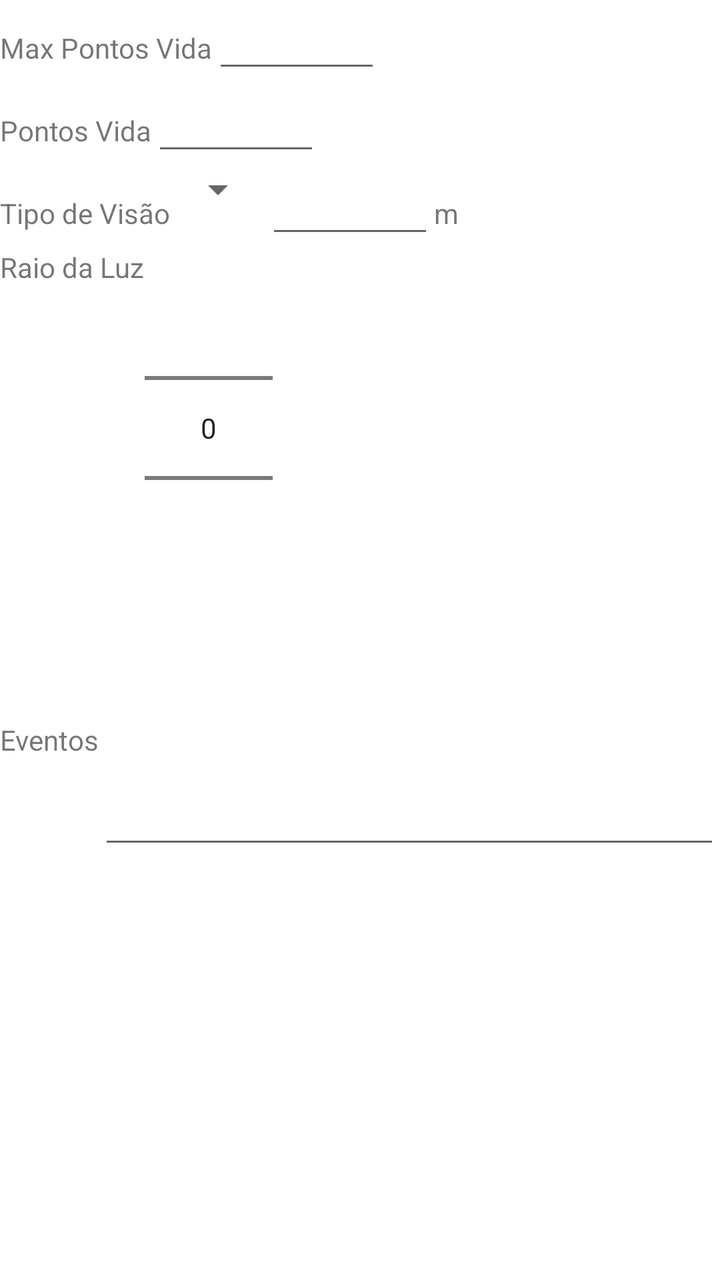
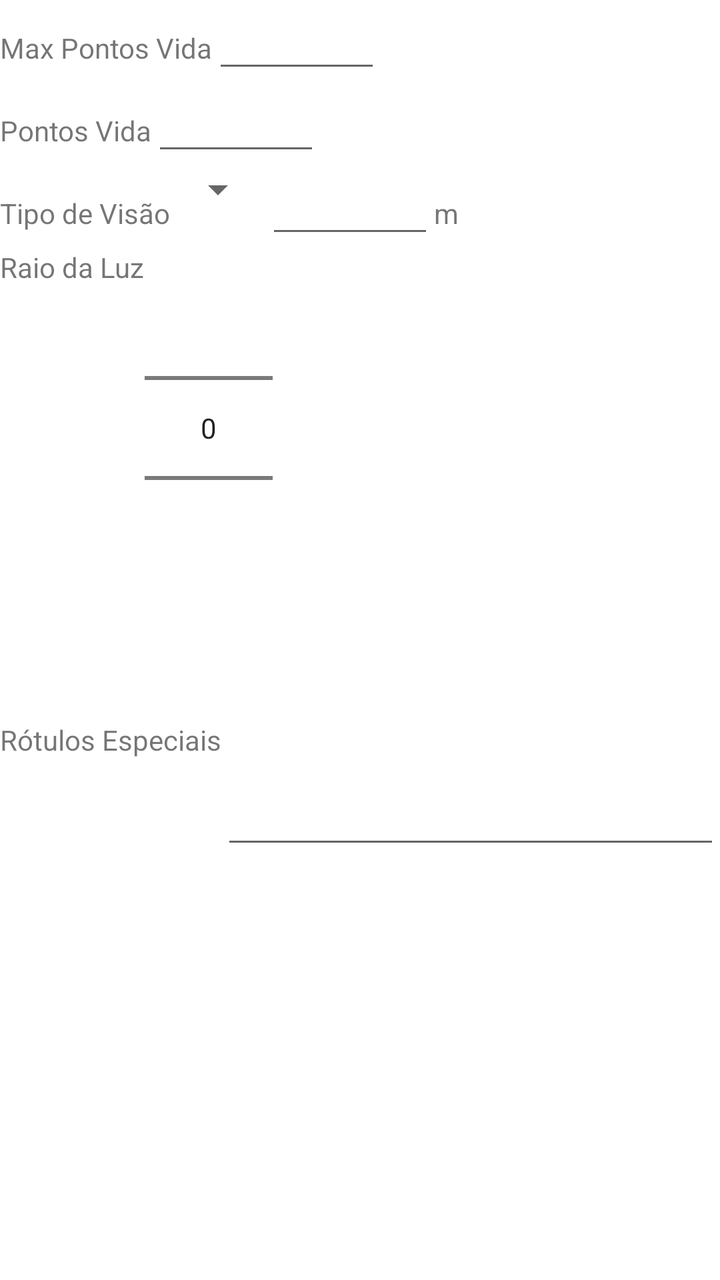

Two renders of the same Android screen: before a commit and after it. Below are the layout's source before the change and the commit's diff.
<!-- AndroidManifest.xml: fallback theme Theme.MaterialComponents.DayNight.NoActionBar -->
<!-- res/layout/dialogo_entidade.xml -->
<ScrollView
  xmlns:android="http://schemas.android.com/apk/res/android"
  android:layout_width="fill_parent"
  android:layout_height="fill_parent">

  <LinearLayout xmlns:android="http://schemas.android.com/apk/res/android"
    android:orientation="vertical"
    android:layout_width="wrap_content"
    android:layout_height="wrap_content">
    
    <LinearLayout xmlns:android="http://schemas.android.com/apk/res/android"
      android:orientation="horizontal"
      android:layout_width="wrap_content"
      android:layout_height="wrap_content">
      <TextView android:id="@+id/rotulo_max_pontos_vida"
        android:layout_width="wrap_content"
        android:layout_height="wrap_content"
        android:imeOptions="flagNoExtractUi"
        android:text="@string/max_pontos_vida" />
      <EditText
        android:id="@+id/max_pontos_vida"
        android:maxLength="4"
        android:minEms="4"
        android:layout_width="fill_parent"
        android:layout_height="wrap_content"
        android:imeOptions="flagNoExtractUi"
        android:inputType="phone" />
    </LinearLayout>
    
    <LinearLayout xmlns:android="http://schemas.android.com/apk/res/android"
      android:orientation="horizontal"
      android:layout_width="wrap_content"
      android:layout_height="wrap_content">
      <TextView android:id="@+id/rotulo_pontos_vida"
        android:layout_width="wrap_content"
        android:layout_height="wrap_content"
        android:imeOptions="flagNoExtractUi"
        android:text="@string/pontos_vida" />
      <EditText
        android:id="@+id/pontos_vida"
        android:maxLength="4"
        android:minEms="4"
        android:layout_width="fill_parent"
        android:layout_height="wrap_content"
        android:imeOptions="flagNoExtractUi"
        android:inputType="number" />
    </LinearLayout>
    
    <LinearLayout xmlns:android="http://schemas.android.com/apk/res/android"
      android:orientation="horizontal"
      android:layout_width="wrap_content"
      android:layout_height="wrap_content">
      <TextView android:id="@+id/rotulo_tipo_visao"
        android:layout_width="wrap_content"
        android:layout_height="wrap_content"
        android:imeOptions="flagNoExtractUi"
        android:text="@string/tipo_visao" />
      <Spinner
        android:id="@+id/tipo_visao"
        android:layout_width="fill_parent"
        android:imeOptions="flagNoExtractUi"
        android:layout_height="wrap_content" />
      <EditText
        android:id="@+id/raio_visao_escuro"
        android:maxLength="4"
        android:minEms="4"
        android:layout_width="fill_parent"
        android:layout_height="wrap_content"
        android:imeOptions="flagNoExtractUi"
        android:inputType="number" />
      <TextView android:id="@+id/metros"
        android:layout_width="wrap_content"
        android:layout_height="wrap_content"
        android:imeOptions="flagNoExtractUi"
        android:text="@string/metros_m" />
    </LinearLayout>
    <LinearLayout xmlns:android="http://schemas.android.com/apk/res/android"
      android:orientation="horizontal"
      android:layout_width="wrap_content"
      android:layout_height="wrap_content">
      <TextView android:id="@+id/raio_luz_rotulo"
        android:layout_width="wrap_content"
        android:layout_height="wrap_content"
        android:imeOptions="flagNoExtractUi"
        android:text="@string/raio_luz" />
      <NumberPicker android:id="@+id/raio_luz_picker"
        android:orientation="horizontal"
        android:layout_width="wrap_content"
        android:imeOptions="flagNoExtractUi"
        android:layout_height="wrap_content" />
    </LinearLayout>

    
    <LinearLayout xmlns:android="http://schemas.android.com/apk/res/android"
      android:orientation="horizontal"
      android:layout_width="wrap_content"
      android:layout_height="wrap_content">
      <TextView android:id="@+id/rotulo_eventos"
        android:layout_width="wrap_content"
        android:layout_height="wrap_content"
        android:imeOptions="flagNoExtractUi"
        android:text="@string/eventos" />
      <EditText
        android:id="@+id/eventos"
        android:minEms="20"
        android:layout_width="fill_parent"
        android:layout_height="wrap_content"
        android:imeOptions="flagNoExtractUi"
        android:minLines="5"/>
    </LinearLayout>
  </LinearLayout>
</ScrollView>
<!-- resources referenced by this layout -->
<resources>
  <string name="eventos">Eventos</string>
  <string name="max_pontos_vida">Max Pontos Vida</string>
  <string name="metros_m">m</string>
  <string name="pontos_vida">Pontos Vida</string>
  <string name="raio_luz">Raio da Luz</string>
  <string name="tipo_visao">Tipo de Visão</string>
</resources>

<!-- the commit's change to res/layout/dialogo_entidade.xml (unified diff, before → after) -->
@@ -95,13 +95,13 @@
       android:orientation="horizontal"
       android:layout_width="wrap_content"
       android:layout_height="wrap_content">
-      <TextView android:id="@+id/rotulo_eventos"
+      <TextView android:id="@+id/rotulos_especiais_rotulo"
         android:layout_width="wrap_content"
         android:layout_height="wrap_content"
         android:imeOptions="flagNoExtractUi"
-        android:text="@string/eventos" />
+        android:text="@string/rotulos_especiais" />
       <EditText
-        android:id="@+id/eventos"
+        android:id="@+id/rotulos_especiais"
         android:minEms="20"
         android:layout_width="fill_parent"
         android:layout_height="wrap_content"
<!-- resource entries referenced after the edit -->
@@ -1,10 +1,10 @@
 <!-- resources referenced by this layout -->
 <resources>
-  <string name="eventos">Eventos</string>
   <string name="max_pontos_vida">Max Pontos Vida</string>
   <string name="metros_m">m</string>
   <string name="pontos_vida">Pontos Vida</string>
   <string name="raio_luz">Raio da Luz</string>
+  <string name="rotulos_especiais">Rótulos Especiais</string>
   <string name="tipo_visao">Tipo de Visão</string>
 </resources>
 
